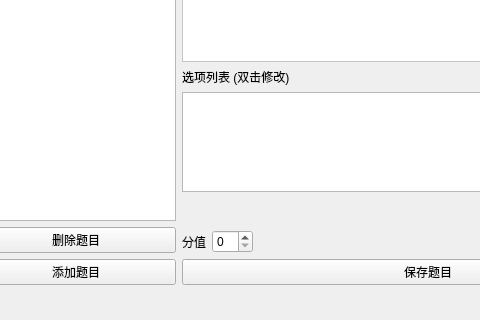
Above: widget.ui from StupidQu/HOPC before the change; both pictures show x 241 to 721 and y 228 to 548 of the 926 by 548 pixel window. Below: the same form after it.
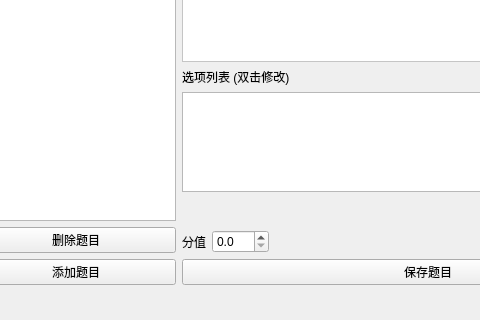
That is the form after the change.

Commit message: support decimal score

The edit to the form file:
```diff
--- a/widget.ui
+++ b/widget.ui
@@ -187,7 +187,17 @@
             </widget>
            </item>
            <item>
-            <widget class="QSpinBox" name="scoreSpinBox"/>
+            <widget class="QDoubleSpinBox" name="scoreDoubleSpinBox">
+             <property name="decimals">
+              <number>1</number>
+             </property>
+             <property name="singleStep">
+              <double>0.500000000000000</double>
+             </property>
+             <property name="value">
+              <double>0.000000000000000</double>
+             </property>
+            </widget>
            </item>
            <item>
             <spacer name="horizontalSpacer_2">
```
The commit also changes 2 other files.
